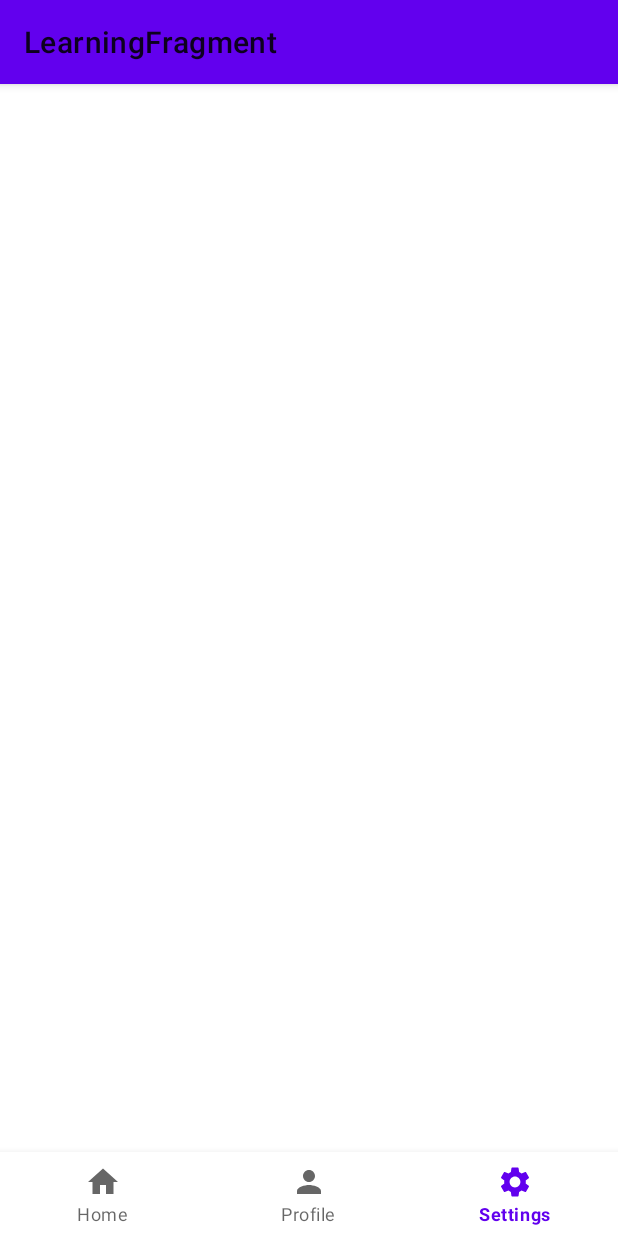
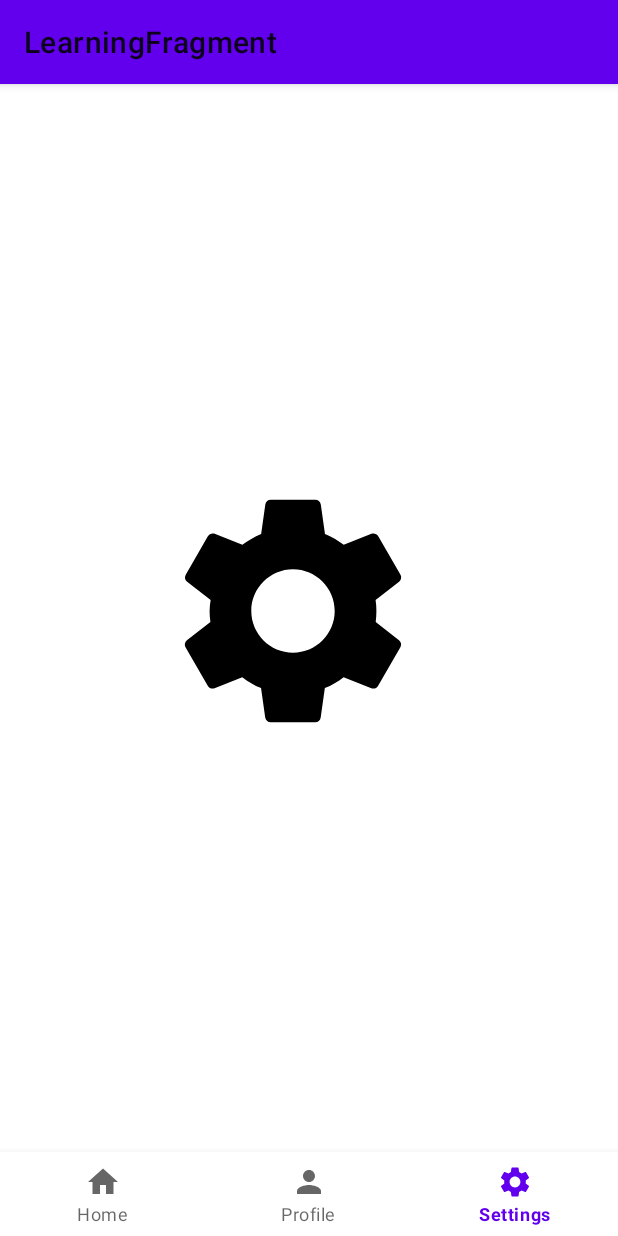
Before and after one commit to KhairulAmirinKA/LearningFragment_And_Navigation, an Android app: the LearnBottomNavigation screen opened directly, with no data from a screen before it, item 3 of the bottom bar chosen, on a phone screen of 412 x 824 dp. Run offline under Robolectric (Android 15) with nearby library versions, the phone set to English and light mode, and no system bars.

Commit message:
bottom nav can navigate when clicked on each of the menu items

```diff
--- /dev/null
+++ b/app/src/main/java/LearnBottomNav/HomeFragment.java
@@ -0,0 +1,66 @@
+package LearnBottomNav;
+
+import android.os.Bundle;
+
+import androidx.fragment.app.Fragment;
+
+import android.view.LayoutInflater;
+import android.view.View;
+import android.view.ViewGroup;
+
+import com.techwizards.learningfragment.R;
+
+/**
+ * A simple {@link Fragment} subclass.
+ * Use the {@link HomeFragment#newInstance} factory method to
+ * create an instance of this fragment.
+ */
+public class HomeFragment extends Fragment {
+
+    // TODO: Rename parameter arguments, choose names that match
+    // the fragment initialization parameters, e.g. ARG_ITEM_NUMBER
+    private static final String ARG_PARAM1 = "param1";
+    private static final String ARG_PARAM2 = "param2";
+
+    // TODO: Rename and change types of parameters
+    private String mParam1;
+    private String mParam2;
+
+    public HomeFragment() {
+        // Required empty public constructor
+    }
+
+    /**
+     * Use this factory method to create a new instance of
+     * this fragment using the provided parameters.
+     *
+     * @param param1 Parameter 1.
+     * @param param2 Parameter 2.
+     * @return A new instance of fragment HomeFragment.
+     */
+    // TODO: Rename and change types and number of parameters
+    public static HomeFragment newInstance(String param1, String param2) {
+        HomeFragment fragment = new HomeFragment();
+        Bundle args = new Bundle();
+        args.putString(ARG_PARAM1, param1);
+        args.putString(ARG_PARAM2, param2);
+        fragment.setArguments(args);
+        return fragment;
+    }
+
+    @Override
+    public void onCreate(Bundle savedInstanceState) {
+        super.onCreate(savedInstanceState);
+        if (getArguments() != null) {
+            mParam1 = getArguments().getString(ARG_PARAM1);
+            mParam2 = getArguments().getString(ARG_PARAM2);
+        }
+    }
+
+    @Override
+    public View onCreateView(LayoutInflater inflater, ViewGroup container,
+                             Bundle savedInstanceState) {
+        // Inflate the layout for this fragment
+        return inflater.inflate(R.layout.fragment_home, container, false);
+    }
+}
--- a/app/src/main/java/LearnBottomNav/LearnBottomNavigation.java
+++ b/app/src/main/java/LearnBottomNav/LearnBottomNavigation.java
@@ -1,14 +1,20 @@
 package LearnBottomNav;
 
+import androidx.annotation.NonNull;
 import androidx.appcompat.app.AppCompatActivity;
+import androidx.fragment.app.Fragment;
+import androidx.fragment.app.FragmentManager;
 import androidx.navigation.NavController;
 
 import android.os.Bundle;
+import android.view.MenuItem;
+import android.widget.Toast;
 
 import com.google.android.material.bottomnavigation.BottomNavigationView;
+import com.google.android.material.navigation.NavigationBarView;
 import com.techwizards.learningfragment.R;
 
-public class LearnBottomNavigation extends AppCompatActivity {
+public class LearnBottomNavigation extends AppCompatActivity implements BottomNavigationView.OnItemSelectedListener, BottomNavigationView.OnNavigationItemSelectedListener {
 
     private BottomNavigationView bottomNavView;
     private NavController navController;
@@ -17,8 +23,64 @@ public class LearnBottomNavigation extends AppCompatActivity {
         super.onCreate(savedInstanceState);
         setContentView(R.layout.activity_learn_bottom_navigation);
 
-//        bottomNavView = findViewById(R.id.bottomNavView);
-//        navController = findNav;
+        //init
+        bottomNavView = findViewById(R.id.bottomNavView);
+
+        bottomNavView.setOnNavigationItemSelectedListener(this);
+
+        //default fragment
+        loadFragment(new HomeFragment());
+
+
+
+
 
     }
+
+    @Override
+    public boolean onNavigationItemSelected(@NonNull MenuItem item) { //clicks on every menu item
+
+        Fragment fragment = null;
+
+        int id= item.getItemId();
+
+        if (id == R.id.DestHome) {
+            fragment = new HomeFragment();
+        }
+
+        else if (id== R.id.DestProfile){
+            fragment = new ProfileFragment();
+        }
+
+        else if (id == R.id.DestSettings){
+            fragment = new SettingsFragment();
+        }
+
+        else {
+            Toast.makeText(this, "Error", Toast.LENGTH_SHORT).show();
+        }
+
+        //load to the screen
+        if (fragment!= null){
+            loadFragment(fragment);
+        }
+
+
+        return true;
+    }
+
+
+    private void loadFragment(Fragment fragment){
+
+        FragmentManager fragmentManager = getSupportFragmentManager();
+
+        fragmentManager.beginTransaction()
+                .replace(R.id.fragmentContainerView_bottomNav, fragment)
+                .commit();
+    }
+
+    @Override
+    public void onPointerCaptureChanged(boolean hasCapture) {
+        super.onPointerCaptureChanged(hasCapture);
+    }
 }
--- /dev/null
+++ b/app/src/main/java/LearnBottomNav/SettingsFragment.java
@@ -0,0 +1,66 @@
+package LearnBottomNav;
+
+import android.os.Bundle;
+
+import androidx.fragment.app.Fragment;
+
+import android.view.LayoutInflater;
+import android.view.View;
+import android.view.ViewGroup;
+
+import com.techwizards.learningfragment.R;
+
+/**
+ * A simple {@link Fragment} subclass.
+ * Use the {@link SettingsFragment#newInstance} factory method to
+ * create an instance of this fragment.
+ */
+public class SettingsFragment extends Fragment {
+
+    // TODO: Rename parameter arguments, choose names that match
+    // the fragment initialization parameters, e.g. ARG_ITEM_NUMBER
+    private static final String ARG_PARAM1 = "param1";
+    private static final String ARG_PARAM2 = "param2";
+
+    // TODO: Rename and change types of parameters
+    private String mParam1;
+    private String mParam2;
+
+    public SettingsFragment() {
+        // Required empty public constructor
+    }
+
+    /**
+     * Use this factory method to create a new instance of
+     * this fragment using the provided parameters.
+     *
+     * @param param1 Parameter 1.
+     * @param param2 Parameter 2.
+     * @return A new instance of fragment SettingsFragment.
+     */
+    // TODO: Rename and change types and number of parameters
+    public static SettingsFragment newInstance(String param1, String param2) {
+        SettingsFragment fragment = new SettingsFragment();
+        Bundle args = new Bundle();
+        args.putString(ARG_PARAM1, param1);
+        args.putString(ARG_PARAM2, param2);
+        fragment.setArguments(args);
+        return fragment;
+    }
+
+    @Override
+    public void onCreate(Bundle savedInstanceState) {
+        super.onCreate(savedInstanceState);
+        if (getArguments() != null) {
+            mParam1 = getArguments().getString(ARG_PARAM1);
+            mParam2 = getArguments().getString(ARG_PARAM2);
+        }
+    }
+
+    @Override
+    public View onCreateView(LayoutInflater inflater, ViewGroup container,
+                             Bundle savedInstanceState) {
+        // Inflate the layout for this fragment
+        return inflater.inflate(R.layout.fragment_settings, container, false);
+    }
+}
--- a/app/src/main/res/layout/activity_learn_bottom_navigation.xml
+++ b/app/src/main/res/layout/activity_learn_bottom_navigation.xml
@@ -5,6 +5,17 @@
     android:layout_width="match_parent"
     android:layout_height="match_parent"
     tools:context="LearnBottomNav.LearnBottomNavigation">
+
+    <androidx.fragment.app.FragmentContainerView
+        android:id="@+id/fragmentContainerView_bottomNav"
+        android:name="LearnBottomNav.HomeFragment"
+        android:layout_width="280dp"
+        android:layout_height="322dp"
+        android:layout_marginBottom="8dp"
+        app:layout_constraintBottom_toBottomOf="parent"
+        app:layout_constraintEnd_toEndOf="parent"
+        app:layout_constraintStart_toStartOf="parent"
+        app:layout_constraintTop_toTopOf="parent" />
 
     <com.google.android.material.bottomnavigation.BottomNavigationView
         android:id="@+id/bottomNavView"
@@ -16,13 +27,4 @@
         app:layout_constraintStart_toStartOf="parent"
         app:menu="@menu/bottom_menu"/>
 
-    <fragment
-        android:id="@+id/fragment"
-        android:name="androidx.navigation.fragment.NavHostFragment"
-        android:layout_width="match_parent"
-        android:layout_height="match_parent"
-        app:layout_constraintBottom_toBottomOf="parent"
-        app:layout_constraintEnd_toEndOf="parent"
-        app:layout_constraintStart_toStartOf="parent"
-        app:layout_constraintTop_toTopOf="parent" />
 </androidx.constraintlayout.widget.ConstraintLayout>
--- a/app/src/main/res/layout/fragment_settings.xml
+++ b/app/src/main/res/layout/fragment_settings.xml
@@ -1,25 +1,19 @@
-<?xml version="1.0" encoding="utf-8"?>
 <androidx.constraintlayout.widget.ConstraintLayout xmlns:android="http://schemas.android.com/apk/res/android"
     xmlns:app="http://schemas.android.com/apk/res-auto"
     xmlns:tools="http://schemas.android.com/tools"
     android:layout_width="match_parent"
     android:layout_height="match_parent"
-    android:background="#8BC34A"
-    tools:context=".FragmentThird">
+    tools:context="LearnBottomNav.SettingsFragment" >
 
-    <!-- TODO: Update blank fragment layout -->
-    <TextView
-        android:layout_width="wrap_content"
-        android:layout_height="wrap_content"
-        android:layout_marginStart="86dp"
-        android:layout_marginTop="162dp"
-        android:layout_marginEnd="166dp"
-        android:layout_marginBottom="524dp"
-        android:text="3rd Layout"
-        android:textSize="34sp"
-        app:layout_constraintBottom_toBottomOf="parent"
+    <ImageView
+        android:id="@+id/imageView3"
+        android:layout_width="185dp"
+        android:layout_height="216dp"
+        android:layout_marginStart="102dp"
+        android:layout_marginTop="24dp"
+        android:layout_marginEnd="124dp"
+        android:src="@drawable/ic_settings"
         app:layout_constraintEnd_toEndOf="parent"
         app:layout_constraintStart_toStartOf="parent"
         app:layout_constraintTop_toTopOf="parent" />
-
 </androidx.constraintlayout.widget.ConstraintLayout>
```
Also changed, not shown: app/src/main/java/LearnBottomNav/ProfileFragment.java (added, +66 -0 lines), app/src/main/res/layout/fragment_home.xml (+8 -15 lines), app/src/main/res/layout/fragment_profile.xml (+8 -21 lines).
